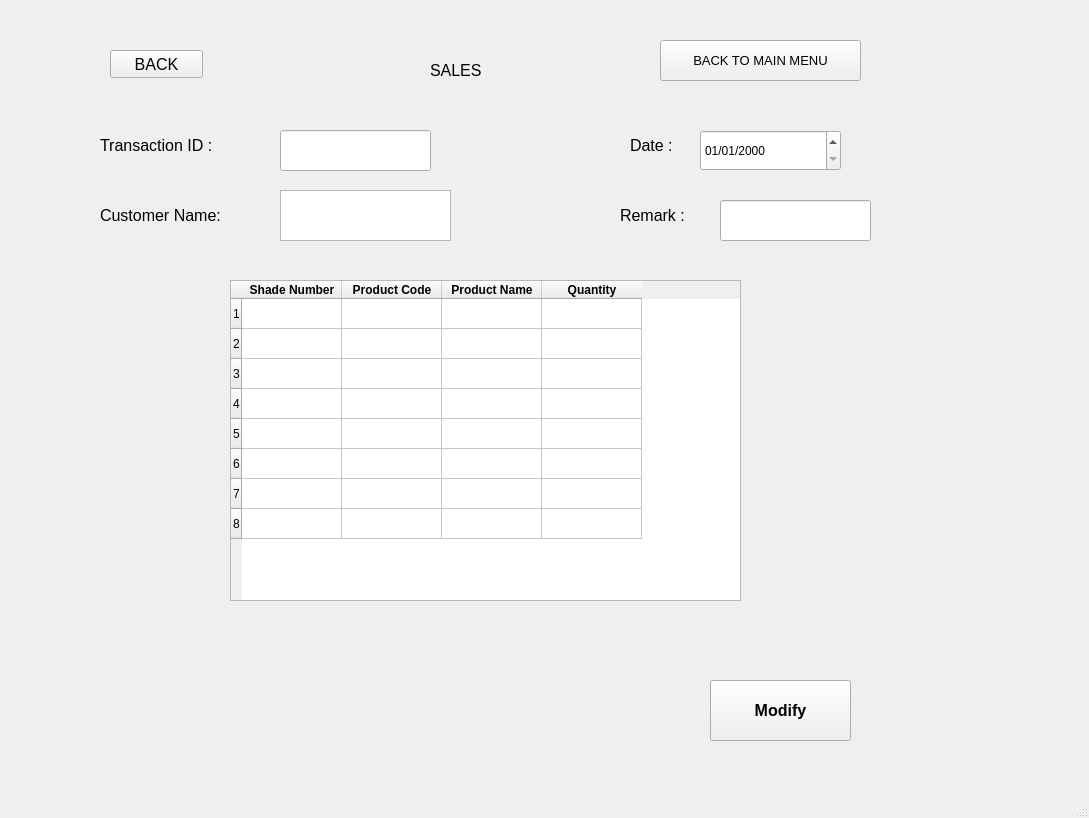
Above: UI/sales_modify.ui from nilay1221/Inventory_Management before the change. Below: the same form after it.
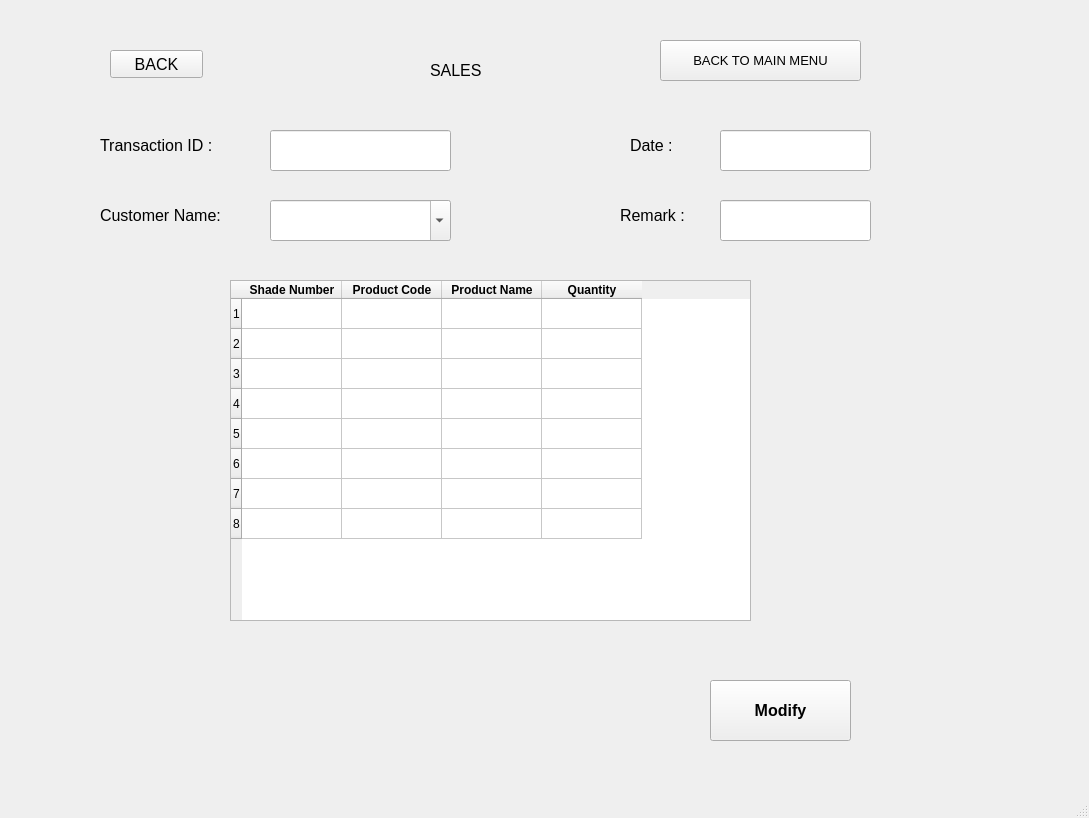
That is the form after the change.

The edit to the form file:
```diff
--- a/UI/sales_modify.ui
+++ b/UI/sales_modify.ui
@@ -19,8 +19,8 @@
      <rect>
       <x>230</x>
       <y>280</y>
-      <width>511</width>
-      <height>321</height>
+      <width>521</width>
+      <height>341</height>
      </rect>
     </property>
     <property name="rowCount">
@@ -205,9 +205,9 @@
    <widget class="QLineEdit" name="sales_modify_transid">
     <property name="geometry">
      <rect>
-      <x>280</x>
+      <x>270</x>
       <y>130</y>
-      <width>151</width>
+      <width>181</width>
       <height>41</height>
      </rect>
     </property>
@@ -322,28 +322,63 @@
      <string>BACK</string>
     </property>
    </widget>
-   <widget class="QDateEdit" name="dateEdit_sales_modify">
+   <widget class="QLineEdit" name="sales_modify_date">
     <property name="geometry">
      <rect>
-      <x>700</x>
+      <x>720</x>
       <y>130</y>
-      <width>141</width>
+      <width>151</width>
       <height>41</height>
      </rect>
     </property>
-    <property name="displayFormat">
-     <string>dd/MM/yyyy</string>
+    <property name="font">
+     <font>
+      <pointsize>12</pointsize>
+     </font>
     </property>
    </widget>
-   <widget class="QListView" name="listView">
+   <widget class="QComboBox" name="sales_modify_customer">
     <property name="geometry">
      <rect>
-      <x>280</x>
-      <y>190</y>
-      <width>171</width>
-      <height>51</height>
+      <x>270</x>
+      <y>200</y>
+      <width>181</width>
+      <height>41</height>
      </rect>
     </property>
+    <property name="font">
+     <font>
+      <pointsize>12</pointsize>
+     </font>
+    </property>
+    <property name="editable">
+     <bool>true</bool>
+    </property>
+    <item>
+     <property name="text">
+      <string/>
+     </property>
+    </item>
+    <item>
+     <property name="text">
+      <string>Rajesh</string>
+     </property>
+    </item>
+    <item>
+     <property name="text">
+      <string>Nishit</string>
+     </property>
+    </item>
+    <item>
+     <property name="text">
+      <string>Nilay</string>
+     </property>
+    </item>
+    <item>
+     <property name="text">
+      <string>Parth</string>
+     </property>
+    </item>
    </widget>
   </widget>
   <widget class="QMenuBar" name="menubar">
```
Left out of the diff: 2 changed lines with no effect on the pictures.
